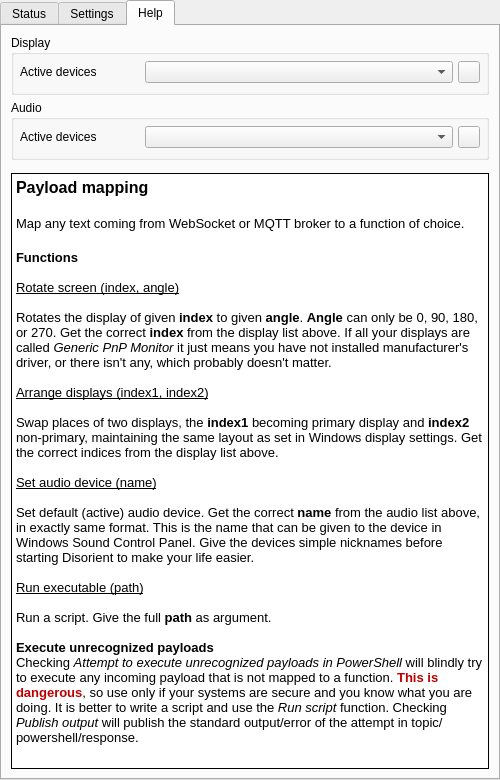
Above: forms/mainwindow.ui from stuomas/disorient before the change. Below: the same form after it.
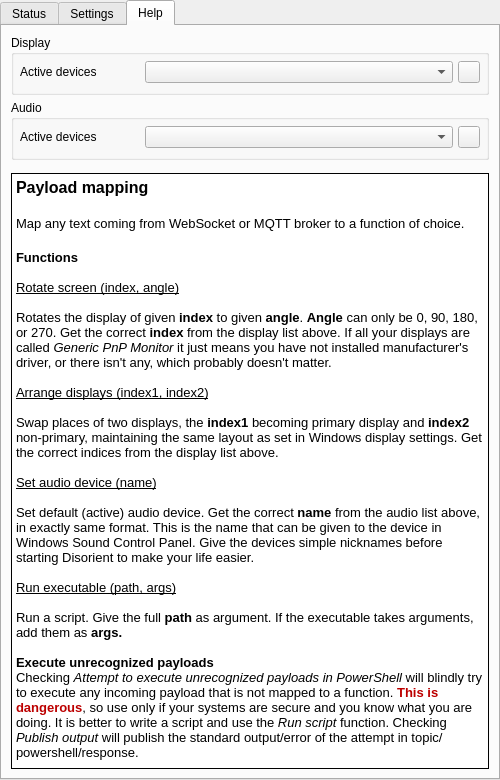
That is the form after the change. The open tabs and pages were chosen to show the change. Icons and pictures are not drawn.

Diff of the .ui file:
```diff
--- a/forms/mainwindow.ui
+++ b/forms/mainwindow.ui
@@ -1125,9 +1125,9 @@
 &lt;p style=&quot;-qt-paragraph-type:empty; margin-top:0px; margin-bottom:0px; margin-left:0px; margin-right:0px; -qt-block-indent:0; text-indent:0px; font-size:10pt; text-decoration: underline;&quot;&gt;&lt;br /&gt;&lt;/p&gt;
 &lt;p style=&quot; margin-top:0px; margin-bottom:0px; margin-left:0px; margin-right:0px; -qt-block-indent:0; text-indent:0px;&quot;&gt;&lt;span style=&quot; font-size:10pt;&quot;&gt;Set default (active) audio device. Get the correct &lt;/span&gt;&lt;span style=&quot; font-size:10pt; font-weight:600;&quot;&gt;name&lt;/span&gt;&lt;span style=&quot; font-size:10pt;&quot;&gt; from the audio list above, in exactly same format. This is the name that can be given to the device in Windows Sound Control Panel. Give the devices simple nicknames before starting Disorient to make your life easier.&lt;/span&gt;&lt;/p&gt;
 &lt;p style=&quot;-qt-paragraph-type:empty; margin-top:0px; margin-bottom:0px; margin-left:0px; margin-right:0px; -qt-block-indent:0; text-indent:0px; font-size:10pt; text-decoration: underline;&quot;&gt;&lt;br /&gt;&lt;/p&gt;
-&lt;p style=&quot; margin-top:0px; margin-bottom:0px; margin-left:0px; margin-right:0px; -qt-block-indent:0; text-indent:0px;&quot;&gt;&lt;span style=&quot; font-size:10pt; text-decoration: underline;&quot;&gt;Run executable (path)&lt;/span&gt;&lt;/p&gt;
+&lt;p style=&quot; margin-top:0px; margin-bottom:0px; margin-left:0px; margin-right:0px; -qt-block-indent:0; text-indent:0px;&quot;&gt;&lt;span style=&quot; font-size:10pt; text-decoration: underline;&quot;&gt;Run executable (path, args)&lt;/span&gt;&lt;/p&gt;
 &lt;p style=&quot;-qt-paragraph-type:empty; margin-top:0px; margin-bottom:0px; margin-left:0px; margin-right:0px; -qt-block-indent:0; text-indent:0px; font-size:10pt; text-decoration: underline;&quot;&gt;&lt;br /&gt;&lt;/p&gt;
-&lt;p style=&quot; margin-top:0px; margin-bottom:0px; margin-left:0px; margin-right:0px; -qt-block-indent:0; text-indent:0px;&quot;&gt;&lt;span style=&quot; font-size:10pt;&quot;&gt;Run a script. Give the full &lt;/span&gt;&lt;span style=&quot; font-size:10pt; font-weight:600;&quot;&gt;path&lt;/span&gt;&lt;span style=&quot; font-size:10pt;&quot;&gt; as argument.&lt;/span&gt;&lt;/p&gt;
+&lt;p style=&quot; margin-top:0px; margin-bottom:0px; margin-left:0px; margin-right:0px; -qt-block-indent:0; text-indent:0px;&quot;&gt;&lt;span style=&quot; font-size:10pt;&quot;&gt;Run a script. Give the full &lt;/span&gt;&lt;span style=&quot; font-size:10pt; font-weight:600;&quot;&gt;path&lt;/span&gt;&lt;span style=&quot; font-size:10pt;&quot;&gt; as argument. If the executable takes arguments, add them as &lt;/span&gt;&lt;span style=&quot; font-size:10pt; font-weight:600;&quot;&gt;args. &lt;/span&gt;&lt;/p&gt;
 &lt;p style=&quot;-qt-paragraph-type:empty; margin-top:0px; margin-bottom:0px; margin-left:0px; margin-right:0px; -qt-block-indent:0; text-indent:0px; font-size:10pt;&quot;&gt;&lt;br /&gt;&lt;/p&gt;
 &lt;p style=&quot; margin-top:0px; margin-bottom:0px; margin-left:0px; margin-right:0px; -qt-block-indent:0; text-indent:0px;&quot;&gt;&lt;span style=&quot; font-size:10pt; font-weight:600;&quot;&gt;Execute unrecognized payloads&lt;/span&gt;&lt;/p&gt;
 &lt;p style=&quot; margin-top:0px; margin-bottom:0px; margin-left:0px; margin-right:0px; -qt-block-indent:0; text-indent:0px;&quot;&gt;&lt;span style=&quot; font-size:10pt;&quot;&gt;Checking &lt;/span&gt;&lt;span style=&quot; font-size:10pt; font-style:italic;&quot;&gt;Attempt to execute unrecognized payloads in PowerShell &lt;/span&gt;&lt;span style=&quot; font-size:10pt;&quot;&gt;will blindly try to execute any incoming payload that is not mapped to a function.&lt;/span&gt;&lt;span style=&quot; font-size:10pt; color:#bc0000;&quot;&gt; &lt;/span&gt;&lt;span style=&quot; font-size:10pt; font-weight:600; color:#bc0000;&quot;&gt;This is dangerous&lt;/span&gt;&lt;span style=&quot; font-size:10pt;&quot;&gt;, so use only if your systems are secure and you know what you are doing. It is better to write a script and use the &lt;/span&gt;&lt;span style=&quot; font-size:10pt; font-style:italic;&quot;&gt;Run script&lt;/span&gt;&lt;span style=&quot; font-size:10pt;&quot;&gt; function. Checking &lt;/span&gt;&lt;span style=&quot; font-size:10pt; font-style:italic;&quot;&gt;Publish output &lt;/span&gt;&lt;span style=&quot; font-size:10pt;&quot;&gt;will publish the standard output/error of the attempt in topic/powershell/response.&lt;/span&gt;&lt;/p&gt;&lt;/body&gt;&lt;/html&gt;</string>
```
Left out of the diff: 2 changed lines with no effect on the pictures.
